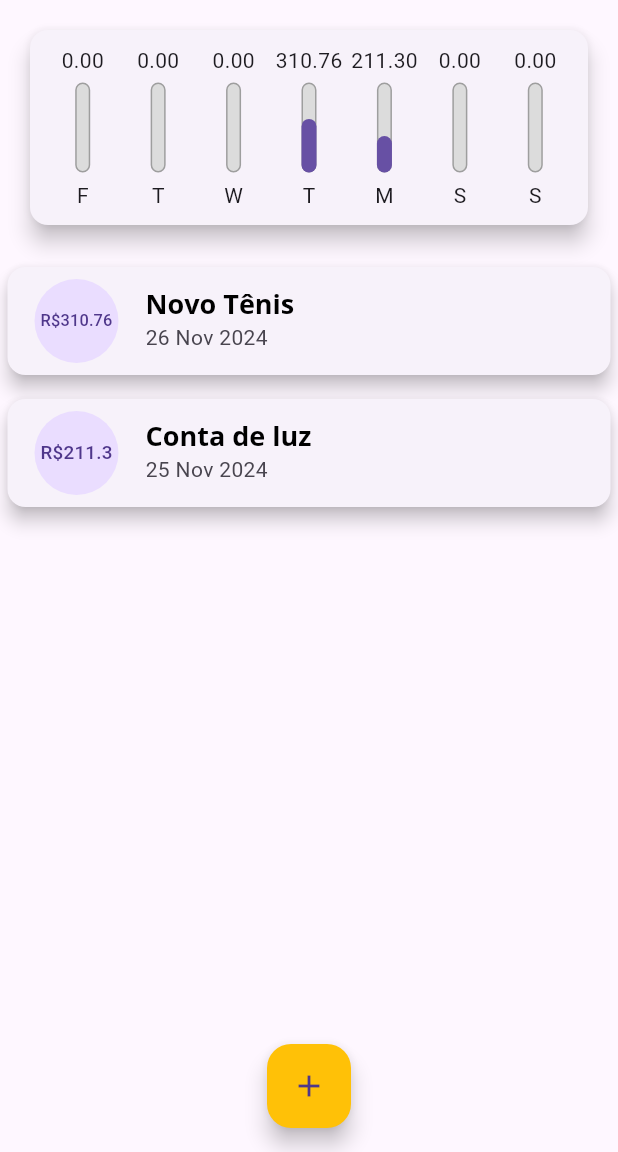
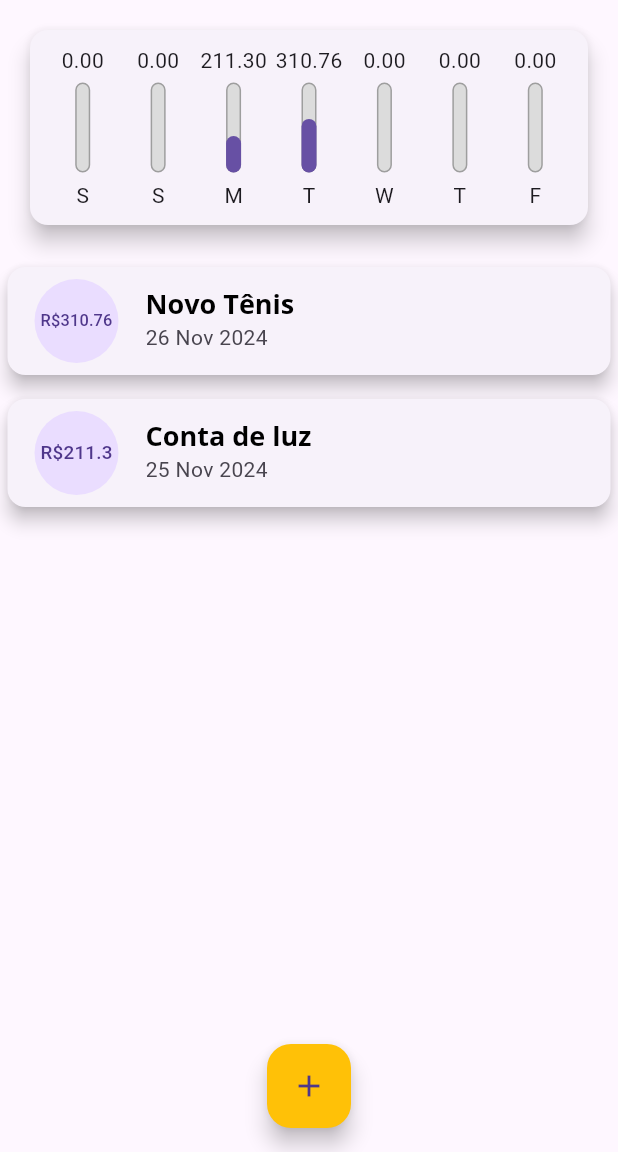
Before and after one commit to oJaciel/Expenses-App, a Flutter app: the screen it shows after launch, on a phone screen of 412 x 824 dp, the part 84-1236 px from its top. Run offline on Flutter 3.47's test engine with Material 3 defaults, Android fonts, the phone set to English and light mode, and no system bars.

```diff
--- a/lib/components/chart.dart
+++ b/lib/components/chart.dart
@@ -30,7 +30,7 @@ class Chart extends StatelessWidget {
         'day': DateFormat.E().format(weekDay)[0],
         'value': totalSum,
       };
-    });
+    }).reversed.toList(); //Colocando dia mais atual na direita
   }
 
   double get _weekTotalValue {
--- a/lib/components/chart_bar.dart
+++ b/lib/components/chart_bar.dart
@@ -15,8 +15,11 @@ class ChartBar extends StatelessWidget {
   Widget build(BuildContext context) {
     return Column(
       children: [
-        FittedBox(
-          child: Text('${value.toStringAsFixed(2)}'),
+        Container(
+          height: 20,
+          child: FittedBox(
+            child: Text('${value.toStringAsFixed(2)}'),
+          ),
         ),
         SizedBox(height: 5),
         Container(
```
